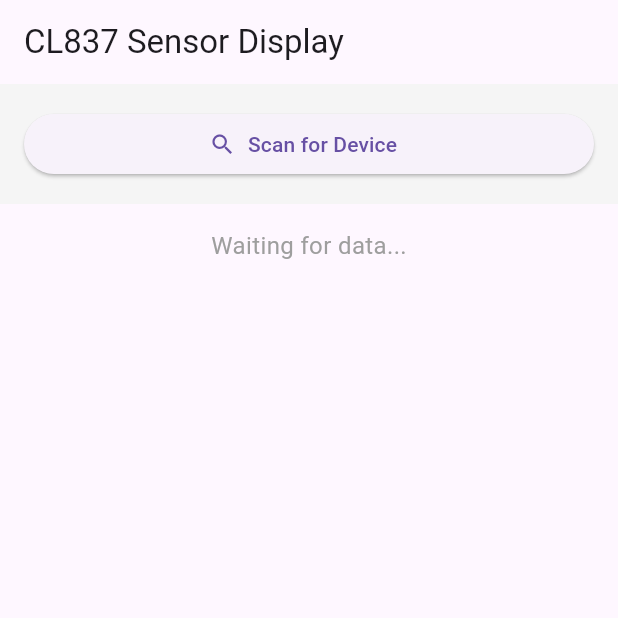
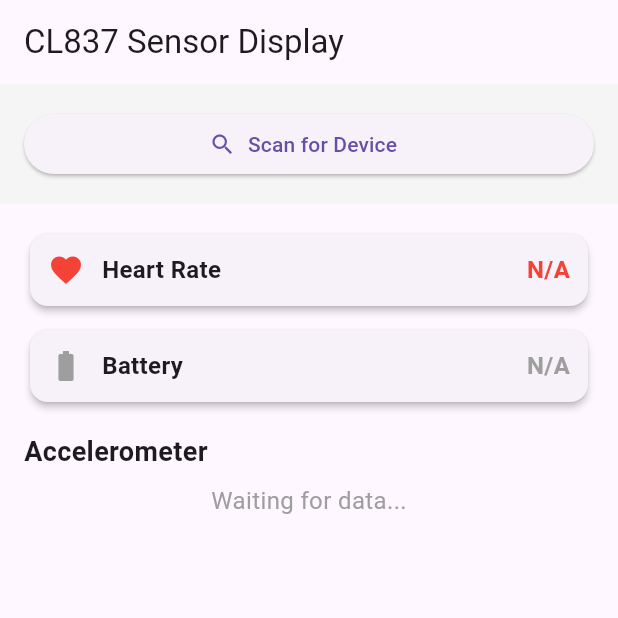
Before and after one commit to paoloartasensi/cl837, a Flutter app: the screen it shows after launch, on a phone screen of 412 x 824 dp, the top half of it. Run offline on Flutter 3.47's test engine with Material 3 defaults, Android fonts, the phone set to English and light mode, and no system bars; our stand-ins replace flutter_blue_plus, permission_handler.

Commit message:
add heart rate and battery widgets; refactor heart rate service for notifications

```diff
--- a/lib/main.dart
+++ b/lib/main.dart
@@ -5,6 +5,9 @@ import 'package:permission_handler/permission_handler.dart';
 import 'accelerometer_service.dart';
 import 'battery.dart';
 import 'heartrate.dart';
+import 'widgets/accelerometer_widget.dart';
+import 'widgets/battery_widget.dart';
+import 'widgets/heart_rate_widget.dart';
 
 void main() {
   WidgetsFlutterBinding.ensureInitialized();
@@ -67,149 +70,6 @@ class _SensorDisplayPageState extends State<SensorDisplayPage> {
     ]);
   }
 
-  Widget _buildStatusRow(String label, dynamic value, IconData icon, {Color? color}) {
-    return Card(
-      elevation: 2,
-      child: Padding(
-        padding: const EdgeInsets.all(12.0),
-        child: Row(
-          children: [
-            Icon(icon, size: 24, color: color),
-            const SizedBox(width: 12),
-            Text(
-              label,
-              style: const TextStyle(
-                fontSize: 16,
-                fontWeight: FontWeight.bold,
-              ),
-            ),
-            const Spacer(),
-            Text(
-              value?.toString() ?? 'N/A',
-              style: TextStyle(
-                fontSize: 16,
-                color: color,
-                fontWeight: FontWeight.bold,
-              ),
-            ),
-          ],
-        ),
-      ),
-    );
-  }
-
-  Widget _buildAxisRow(String axis, double value, Color color) {
-    return Card(
-      elevation: 2,
-      child: Padding(
-        padding: const EdgeInsets.all(12.0),
-        child: Column(
-          crossAxisAlignment: CrossAxisAlignment.start,
-          children: [
-            Row(
-              children: [
-                Container(
-                  width: 24,
-                  height: 24,
-                  decoration: BoxDecoration(
-                    color: color.withOpacity(0.2),
-                    borderRadius: BorderRadius.circular(4),
-                  ),
-                  child: Center(
-                    child: Text(
-                      axis,
-                      style: TextStyle(
-                        color: color,
-                        fontWeight: FontWeight.bold,
-                      ),
-                    ),
-                  ),
-                ),
-                const SizedBox(width: 12),
-                Expanded(
-                  child: Column(
-                    crossAxisAlignment: CrossAxisAlignment.start,
-                    children: [
-                      LinearProgressIndicator(
-                        value: (value + 8.0) / 16.0, // Normalize from -8g to 8g
-                        backgroundColor: color.withOpacity(0.1),
-                        valueColor: AlwaysStoppedAnimation<Color>(color),
-                      ),
-                      const SizedBox(height: 4),
-                      Text(
-                        '${value.toStringAsFixed(3)} g',
-                        style: TextStyle(
-                          color: color,
-                          fontWeight: FontWeight.w500,
-                        ),
-                      ),
-                    ],
-                  ),
-                ),
-              ],
-            ),
-          ],
-        ),
-      ),
-    );
-  }
-
-  Widget _buildDataCard() {
-    return Padding(
-      padding: const EdgeInsets.all(16.0),
-      child: Column(
-        crossAxisAlignment: CrossAxisAlignment.stretch,
-        children: [
-          if (latestData != null) ...[
-            _buildStatusRow(
-              'Heart Rate',
-              latestData!.heartRate != null ? '${latestData!.heartRate} BPM' : 'N/A',
-              Icons.favorite,
-              color: Colors.red,
-            ),
-            const SizedBox(height: 8),
-            _buildStatusRow(
-              'Battery',
-              latestData!.batteryLevel != null ? '${latestData!.batteryLevel}%' : 'N/A',
-              Icons.battery_full,
-              color: _getBatteryColor(latestData!.batteryLevel),
-            ),
-            const SizedBox(height: 16),
-            const Text(
-              'Accelerometer',
-              style: TextStyle(
-                fontSize: 18,
-                fontWeight: FontWeight.bold,
-              ),
-            ),
-            const SizedBox(height: 8),
-            _buildAxisRow('X', latestData!.x, Colors.red),
-            const SizedBox(height: 8),
-            _buildAxisRow('Y', latestData!.y, Colors.green),
-            const SizedBox(height: 8),
-            _buildAxisRow('Z', latestData!.z, Colors.blue),
-          ] else
-            const Center(
-              child: Text(
-                'Waiting for data...',
-                style: TextStyle(
-                  fontSize: 16,
-                  color: Colors.grey,
-                ),
-              ),
-            ),
-        ],
-      ),
-    );
-  }
-
-  Color _getBatteryColor(int? level) {
-    if (level == null) return Colors.grey;
-    if (level > 60) return Colors.green;
-    if (level > 30) return Colors.orange;
-    return Colors.red;
-  }
-
   Future<void> startScan() async {
     if (isScanning) return;
     setState(() {
@@ -228,6 +88,7 @@ class _SensorDisplayPageState extends State<SensorDisplayPage> {
         }
       });
       await Future.delayed(const Duration(seconds: 5));
+
       if (mounted) {
         setState(() {
           isScanning = false;
@@ -347,7 +208,19 @@ class _SensorDisplayPageState extends State<SensorDisplayPage> {
             ),
           ),
           Expanded(
-            child: _buildDataCard(),
+            child: Padding(
+              padding: const EdgeInsets.all(16.0),
+              child: Column(
+                crossAxisAlignment: CrossAxisAlignment.stretch,
+                children: [
+                  HeartRateWidget(latestData: latestData),
+                  const SizedBox(height: 8),
+                  BatteryWidget(latestData: latestData),
+                  const SizedBox(height: 16),
+                  AccelerometerWidget(latestData: latestData),
+                ],
+              ),
+            ),
           ),
         ],
       ),
--- /dev/null
+++ b/lib/widgets/accelerometer_widget.dart
@@ -0,0 +1,97 @@
+import 'package:flutter/material.dart';
+import '../accelerometer_service.dart';
+
+class AccelerometerWidget extends StatelessWidget {
+  final SensorData? latestData;
+
+  const AccelerometerWidget({Key? key, required this.latestData}) : super(key: key);
+
+  @override
+  Widget build(BuildContext context) {
+    return Column(
+      crossAxisAlignment: CrossAxisAlignment.stretch,
+      children: [
+        const Text(
+          'Accelerometer',
+          style: TextStyle(
+            fontSize: 18,
+            fontWeight: FontWeight.bold,
+          ),
+        ),
+        const SizedBox(height: 8),
+        if (latestData != null) ...[
+          _buildAxisRow('X', latestData!.x, Colors.red),
+          const SizedBox(height: 8),
+          _buildAxisRow('Y', latestData!.y, Colors.green),
+          const SizedBox(height: 8),
+          _buildAxisRow('Z', latestData!.z, Colors.blue),
+        ] else
+          const Center(
+            child: Text(
+              'Waiting for data...',
+              style: TextStyle(
+                fontSize: 16,
+                color: Colors.grey,
+              ),
+            ),
+          ),
+      ],
+    );
+  }
+
+  Widget _buildAxisRow(String axis, double value, Color color) {
+    return Card(
+      elevation: 2,
+      child: Padding(
+        padding: const EdgeInsets.all(12.0),
+        child: Column(
+          crossAxisAlignment: CrossAxisAlignment.start,
+          children: [
+            Row(
+              children: [
+                Container(
+                  width: 24,
+                  height: 24,
+                  decoration: BoxDecoration(
+                    color: color.withOpacity(0.2),
+                    borderRadius: BorderRadius.circular(4),
+                  ),
+                  child: Center(
+                    child: Text(
+                      axis,
+                      style: TextStyle(
+                        color: color,
+                        fontWeight: FontWeight.bold,
+                      ),
+                    ),
+                  ),
+                ),
+                const SizedBox(width: 12),
+                Expanded(
+                  child: Column(
+                    crossAxisAlignment: CrossAxisAlignment.start,
+                    children: [
+                      LinearProgressIndicator(
+                        value: (value + 8.0) / 16.0, // Normalize from -8g to 8g
+                        backgroundColor: color.withOpacity(0.1),
+                        valueColor: AlwaysStoppedAnimation<Color>(color),
+                      ),
+                      const SizedBox(height: 4),
+                      Text(
+                        '${value.toStringAsFixed(3)} g',
+                        style: TextStyle(
+                          color: color,
+                          fontWeight: FontWeight.w500,
+                        ),
+                      ),
+                    ],
+                  ),
+                ),
+              ],
+            ),
+          ],
+        ),
+      ),
+    );
+  }
+}
--- /dev/null
+++ b/lib/widgets/battery_widget.dart
@@ -0,0 +1,56 @@
+import 'package:flutter/material.dart';
+import '../accelerometer_service.dart';
+
+class BatteryWidget extends StatelessWidget {
+  final SensorData? latestData;
+
+  const BatteryWidget({Key? key, required this.latestData}) : super(key: key);
+
+  @override
+  Widget build(BuildContext context) {
+    return _buildStatusRow(
+      'Battery',
+      latestData?.batteryLevel != null ? '${latestData!.batteryLevel}%' : 'N/A',
+      Icons.battery_full,
+      color: _getBatteryColor(latestData?.batteryLevel),
+    );
+  }
+
+  Widget _buildStatusRow(String label, dynamic value, IconData icon, {Color? color}) {
+    return Card(
+      elevation: 2,
+      child: Padding(
+        padding: const EdgeInsets.all(12.0),
+        child: Row(
+          children: [
+            Icon(icon, size: 24, color: color),
+            const SizedBox(width: 12),
+            Text(
+              label,
+              style: const TextStyle(
+                fontSize: 16,
+                fontWeight: FontWeight.bold,
+              ),
+            ),
+            const Spacer(),
+            Text(
+              value?.toString() ?? 'N/A',
+              style: TextStyle(
+                fontSize: 16,
+                color: color,
+                fontWeight: FontWeight.bold,
+              ),
+            ),
+          ],
+        ),
+      ),
+    );
+  }
+
+  Color _getBatteryColor(int? level) {
+    if (level == null) return Colors.grey;
+    if (level > 60) return Colors.green;
+    if (level > 30) return Colors.orange;
+    return Colors.red;
+  }
+}
--- /dev/null
+++ b/lib/widgets/heart_rate_widget.dart
@@ -0,0 +1,49 @@
+import 'package:flutter/material.dart';
+import '../accelerometer_service.dart';
+
+class HeartRateWidget extends StatelessWidget {
+  final SensorData? latestData;
+
+  const HeartRateWidget({Key? key, required this.latestData}) : super(key: key);
+
+  @override
+  Widget build(BuildContext context) {
+    return _buildStatusRow(
+      'Heart Rate',
+      latestData?.heartRate != null ? '${latestData!.heartRate} BPM' : 'N/A',
+      Icons.favorite,
+      color: Colors.red,
+    );
+  }
+
+  Widget _buildStatusRow(String label, dynamic value, IconData icon, {Color? color}) {
+    return Card(
+      elevation: 2,
+      child: Padding(
+        padding: const EdgeInsets.all(12.0),
+        child: Row(
+          children: [
+            Icon(icon, size: 24, color: color),
+            const SizedBox(width: 12),
+            Text(
+              label,
+              style: const TextStyle(
+                fontSize: 16,
+                fontWeight: FontWeight.bold,
+              ),
+            ),
+            const Spacer(),
+            Text(
+              value?.toString() ?? 'N/A',
+              style: TextStyle(
+                fontSize: 16,
+                color: color,
+                fontWeight: FontWeight.bold,
+              ),
+            ),
+          ],
+        ),
+      ),
+    );
+  }
+}
```
Also changed, not shown: lib/heartrate.dart (+10 -8 lines), 2 other files.
